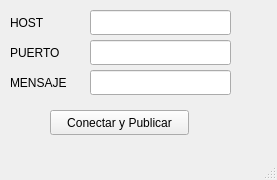
First picture: the form in publicador/Publicador/publicador.ui, repository otorres828/broker-zeromq, before the edit.
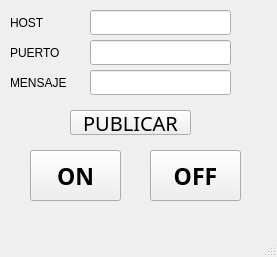
Second picture: the form after the edit.

Patch:
```diff
--- a/publicador/Publicador/publicador.ui
+++ b/publicador/Publicador/publicador.ui
@@ -7,26 +7,13 @@
     <x>0</x>
     <y>0</y>
     <width>277</width>
-    <height>180</height>
+    <height>257</height>
    </rect>
   </property>
   <property name="windowTitle">
    <string>Publicador</string>
   </property>
   <widget class="QWidget" name="centralwidget">
-   <widget class="QPushButton" name="conectar">
-    <property name="geometry">
-     <rect>
-      <x>50</x>
-      <y>110</y>
-      <width>139</width>
-      <height>25</height>
-     </rect>
-    </property>
-    <property name="text">
-     <string>Conectar y Publicar</string>
-    </property>
-   </widget>
    <widget class="QLineEdit" name="host">
     <property name="geometry">
      <rect>
@@ -96,6 +83,77 @@
      </rect>
     </property>
    </widget>
+   <widget class="QPushButton" name="on_off">
+    <property name="geometry">
+     <rect>
+      <x>70</x>
+      <y>110</y>
+      <width>121</width>
+      <height>25</height>
+     </rect>
+    </property>
+    <property name="font">
+     <font>
+      <family>Tlwg Mono</family>
+      <pointsize>15</pointsize>
+      <italic>false</italic>
+     </font>
+    </property>
+    <property name="text">
+     <string>PUBLICAR</string>
+    </property>
+   </widget>
+   <widget class="QPushButton" name="on">
+    <property name="geometry">
+     <rect>
+      <x>30</x>
+      <y>150</y>
+      <width>91</width>
+      <height>51</height>
+     </rect>
+    </property>
+    <property name="font">
+     <font>
+      <family>Ubuntu Mono</family>
+      <pointsize>17</pointsize>
+      <weight>75</weight>
+      <bold>true</bold>
+     </font>
+    </property>
+    <property name="text">
+     <string>ON</string>
+    </property>
+   </widget>
+   <widget class="QPushButton" name="off">
+    <property name="geometry">
+     <rect>
+      <x>150</x>
+      <y>150</y>
+      <width>91</width>
+      <height>51</height>
+     </rect>
+    </property>
+    <property name="font">
+     <font>
+      <family>Ubuntu Mono</family>
+      <pointsize>17</pointsize>
+      <weight>75</weight>
+      <bold>true</bold>
+     </font>
+    </property>
+    <property name="text">
+     <string>OFF</string>
+    </property>
+   </widget>
+   <zorder>off</zorder>
+   <zorder>on</zorder>
+   <zorder>host</zorder>
+   <zorder>label</zorder>
+   <zorder>label_2</zorder>
+   <zorder>label_3</zorder>
+   <zorder>puerto</zorder>
+   <zorder>mensaje</zorder>
+   <zorder>on_off</zorder>
   </widget>
   <widget class="QMenuBar" name="menubar">
    <property name="geometry">
```
